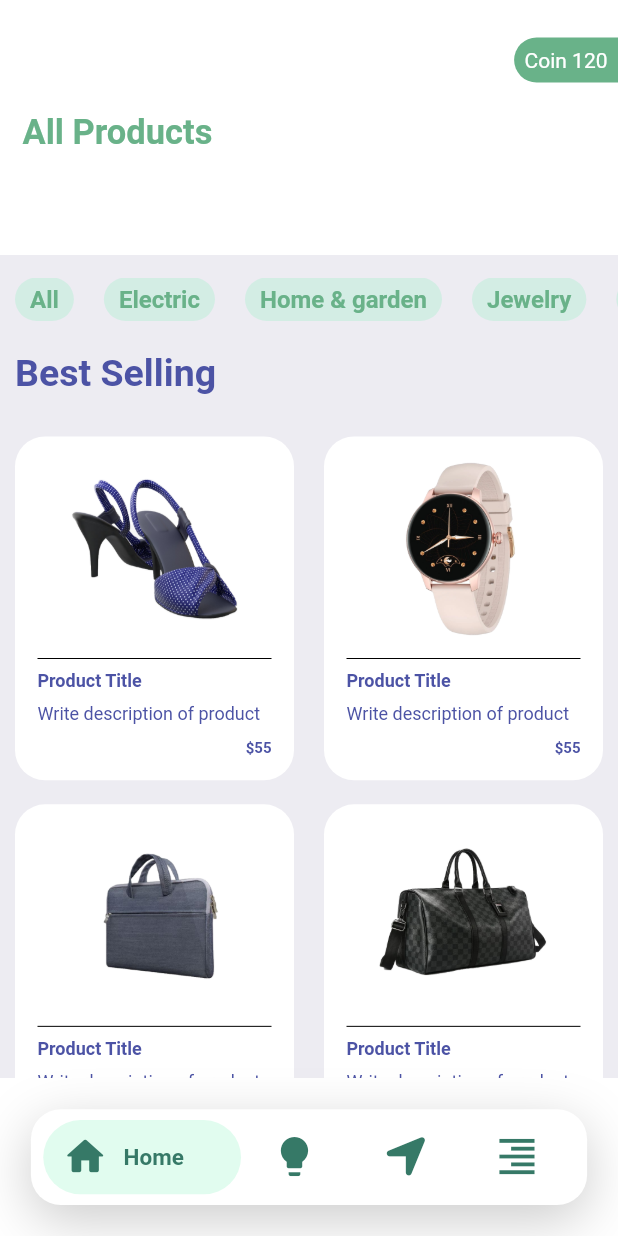
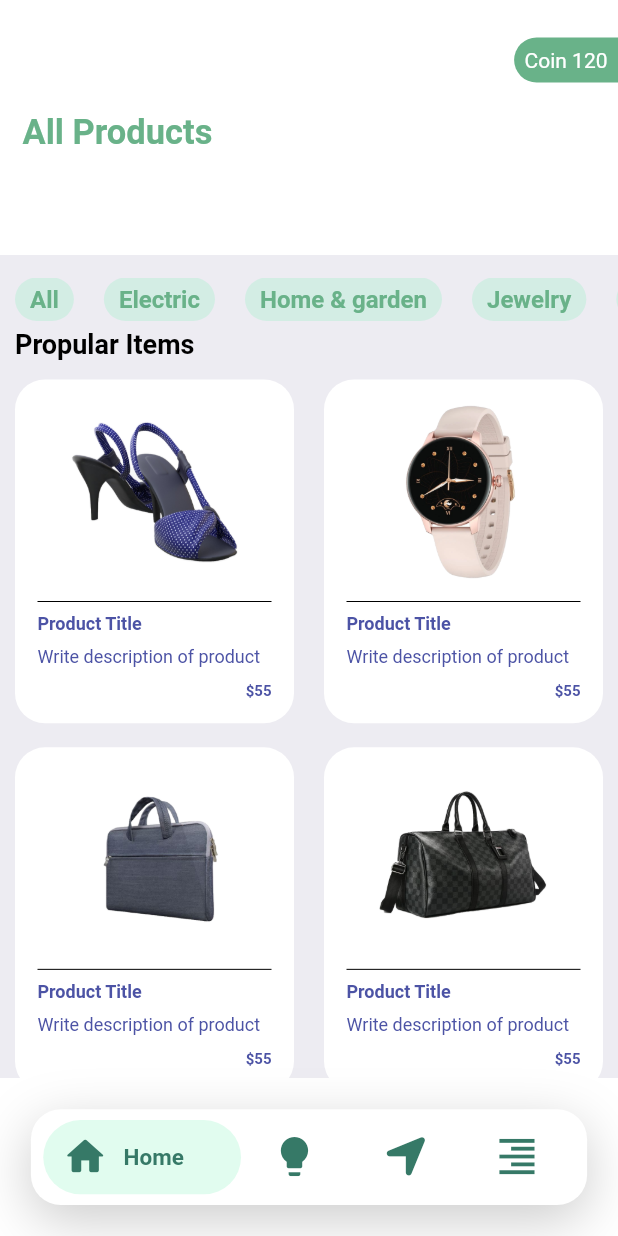
Before and after one commit to BlackPeral1/UEE-project, a Flutter app: the screen it shows after launch, on a phone screen of 412 x 824 dp. Run offline on Flutter 3.47's test engine with Material 2 defaults, Android fonts, the phone set to English and light mode, and no system bars; our stand-ins replace badges, flutter_rating_bar, font_awesome_flutter; missing offline and left inert: clippy_flutter.

```diff
--- a/lib/pages/HomePage.dart
+++ b/lib/pages/HomePage.dart
@@ -33,14 +33,17 @@ class HomePageState extends State<HomePage> {
                 CategoriesWidget(),
                 //Items
                 Container(
-                  alignment: Alignment.centerLeft,
-                  margin: EdgeInsets.symmetric(vertical: 20, horizontal: 10),
-                  child: Text("Best Selling",
-                      style: TextStyle(
-                          fontWeight: FontWeight.bold,
-                          fontSize: 25,
-                          color: Color(0xFF4C53A5))),
-                ),
+                    alignment: Alignment.centerLeft,
+                    margin: EdgeInsets.symmetric(vertical: 5, horizontal: 10),
+                    child: Row(
+                        mainAxisAlignment: MainAxisAlignment.spaceBetween,
+                        children: [
+                          Text("Propular Items",
+                              style: TextStyle(
+                                  fontWeight: FontWeight.bold,
+                                  fontSize: 18,
+                                  color: Colors.black)),
+                        ])),
                 //Items widget
                 ItemsWidget()
               ],
--- a/lib/widgets/CartAppBar.dart
+++ b/lib/widgets/CartAppBar.dart
@@ -1,3 +1,4 @@
+import 'package:first_project/constants.dart';
 import 'package:flutter/material.dart';
 
 class CartAppBar extends StatelessWidget {
@@ -16,7 +17,7 @@ class CartAppBar extends StatelessWidget {
             child: Icon(
               Icons.arrow_back_ios_new_sharp,
               size: 30,
-              color: Color(0xFF4C53A5),
+              color: PRIMARY_COLOR,
             ),
           ),
           Padding(
```
Also changed, not shown: lib/pages/CartPage.dart (+35 -19 lines), lib/widgets/CartBottomNavBar.dart (+4 -3 lines).
